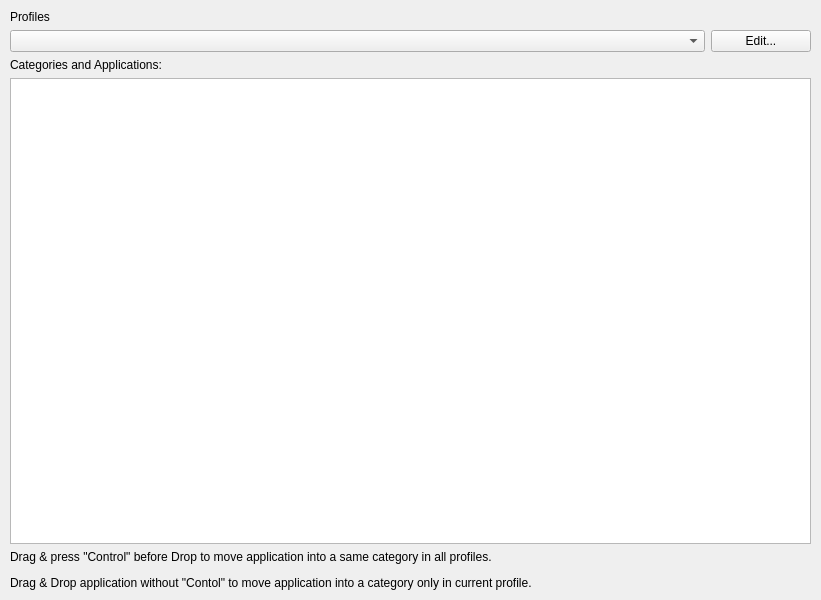
Before: the Qt Designer form TrackYourTime/applicationswindow.ui in Allexin/TrackYourTime, drawn with Qt 5.
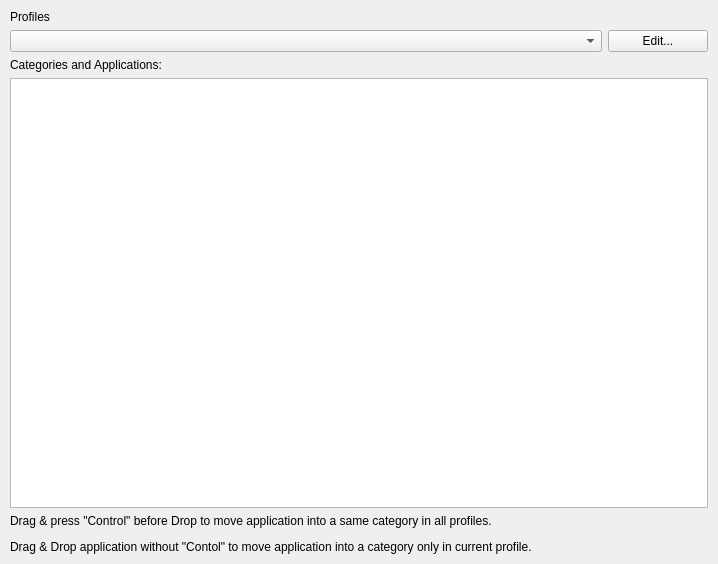
After: the same form once the commit is applied. Custom widgets are drawn as their Qt base class.

Commit message: Remove "zero time" applications from statistic Add ico loading in tray icon Add autoresize to all windows

Patch:
```diff
--- a/TrackYourTime/applicationswindow.ui
+++ b/TrackYourTime/applicationswindow.ui
@@ -6,8 +6,8 @@
    <rect>
     <x>0</x>
     <y>0</y>
-    <width>821</width>
-    <height>600</height>
+    <width>718</width>
+    <height>564</height>
    </rect>
   </property>
   <property name="windowTitle">
```
The commit also changes 5 other files.
